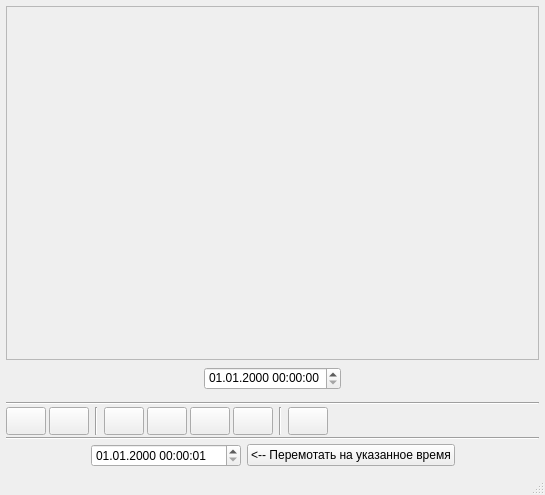
Qt form TimeMachine/player.ui (InnerVex/TimeMachine) before a commit.
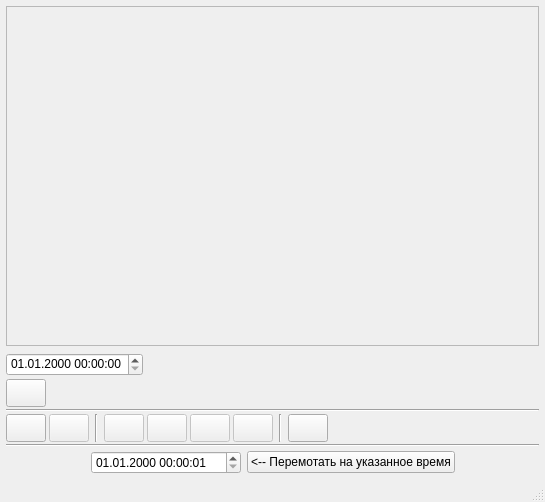
The same form after that commit. Icons and pictures are not drawn.

Diff of the .ui file:
```diff
--- a/TimeMachine/player.ui
+++ b/TimeMachine/player.ui
@@ -7,7 +7,7 @@
     <x>0</x>
     <y>0</y>
     <width>545</width>
-    <height>495</height>
+    <height>502</height>
    </rect>
   </property>
   <property name="windowTitle">
@@ -17,6 +17,12 @@
    <iconset resource="playerresources.qrc">
     <normaloff>:/player/icons/eye</normaloff>:/player/icons/eye</iconset>
   </property>
+  <property name="iconSize">
+   <size>
+    <width>34</width>
+    <height>34</height>
+   </size>
+  </property>
   <widget class="QWidget" name="centralwidget">
    <layout class="QGridLayout" name="gridLayout_2">
     <property name="leftMargin">
@@ -67,6 +73,9 @@
        </property>
        <item>
         <widget class="QPushButton" name="buttonPlay">
+         <property name="enabled">
+          <bool>true</bool>
+         </property>
          <property name="sizePolicy">
           <sizepolicy hsizetype="Maximum" vsizetype="Fixed">
            <horstretch>0</horstretch>
@@ -87,12 +96,18 @@
          </property>
          <property name="icon">
           <iconset resource="playerresources.qrc">
-           <normaloff>:/player/icons/play</normaloff>:/player/icons/play</iconset>
+           <normaloff>:/player/icons/playfirstvisible</normaloff>:/player/icons/playfirstvisible</iconset>
+         </property>
+         <property name="flat">
+          <bool>false</bool>
          </property>
         </widget>
        </item>
        <item>
-        <widget class="QPushButton" name="buttonPause">
+        <widget class="QPushButton" name="buttonStop">
+         <property name="enabled">
+          <bool>false</bool>
+         </property>
          <property name="sizePolicy">
           <sizepolicy hsizetype="Minimum" vsizetype="Fixed">
            <horstretch>0</horstretch>
@@ -155,6 +170,9 @@
        </item>
        <item>
         <widget class="QPushButton" name="buttonStepBack">
+         <property name="enabled">
+          <bool>false</bool>
+         </property>
          <property name="sizePolicy">
           <sizepolicy hsizetype="Fixed" vsizetype="Fixed">
            <horstretch>0</horstretch>
@@ -181,6 +199,9 @@
        </item>
        <item>
         <widget class="QPushButton" name="buttonSpeedDown">
+         <property name="enabled">
+          <bool>false</bool>
+         </property>
          <property name="sizePolicy">
           <sizepolicy hsizetype="Fixed" vsizetype="Fixed">
            <horstretch>0</horstretch>
@@ -207,6 +228,9 @@
        </item>
        <item>
         <widget class="QPushButton" name="buttonSpeedUp">
+         <property name="enabled">
+          <bool>false</bool>
+         </property>
          <property name="sizePolicy">
           <sizepolicy hsizetype="Fixed" vsizetype="Fixed">
            <horstretch>0</horstretch>
@@ -233,6 +257,9 @@
        </item>
        <item>
         <widget class="QPushButton" name="buttonStepForward">
+         <property name="enabled">
+          <bool>false</bool>
+         </property>
          <property name="sizePolicy">
           <sizepolicy hsizetype="Fixed" vsizetype="Fixed">
            <horstretch>0</horstretch>
@@ -370,6 +397,9 @@
        </property>
        <item>
         <layout class="QVBoxLayout" name="verticalLayout">
+         <property name="spacing">
+          <number>3</number>
+         </property>
          <item>
           <widget class="QDateTimeEdit" name="dateTimeEdit">
            <property name="sizePolicy">
@@ -403,17 +433,66 @@
           </widget>
          </item>
          <item>
-          <spacer name="verticalSpacer">
-           <property name="orientation">
-            <enum>Qt::Vertical</enum>
+          <layout class="QHBoxLayout" name="horizontalLayout_5">
+           <property name="spacing">
+            <number>3</number>
            </property>
-           <property name="sizeHint" stdset="0">
-            <size>
-             <width>20</width>
-             <height>10</height>
-            </size>
+           <property name="leftMargin">
+            <number>0</number>
            </property>
-          </spacer>
+           <item>
+            <widget class="QPushButton" name="buttonShowScroller">
+             <property name="sizePolicy">
+              <sizepolicy hsizetype="Fixed" vsizetype="Fixed">
+               <horstretch>0</horstretch>
+               <verstretch>0</verstretch>
+              </sizepolicy>
+             </property>
+             <property name="minimumSize">
+              <size>
+               <width>28</width>
+               <height>28</height>
+              </size>
+             </property>
+             <property name="toolTip">
+              <string>&lt;html&gt;&lt;head/&gt;&lt;body&gt;&lt;p&gt;Показать воспроизводимый момент времени&lt;/p&gt;&lt;/body&gt;&lt;/html&gt;</string>
+             </property>
+             <property name="text">
+              <string/>
+             </property>
+             <property name="icon">
+              <iconset resource="playerresources.qrc">
+               <normaloff>:/player/icons/showscroller</normaloff>:/player/icons/showscroller</iconset>
+             </property>
+            </widget>
+           </item>
+           <item>
+            <spacer name="horizontalSpacer_8">
+             <property name="orientation">
+              <enum>Qt::Horizontal</enum>
+             </property>
+             <property name="sizeHint" stdset="0">
+              <size>
+               <width>40</width>
+               <height>20</height>
+              </size>
+             </property>
+            </spacer>
+           </item>
+           <item>
+            <spacer name="verticalSpacer">
+             <property name="orientation">
+              <enum>Qt::Vertical</enum>
+             </property>
+             <property name="sizeHint" stdset="0">
+              <size>
+               <width>20</width>
+               <height>10</height>
+              </size>
+             </property>
+            </spacer>
+           </item>
+          </layout>
          </item>
         </layout>
        </item>
```
Left out of the diff: 3 changed lines with no effect on the pictures.
